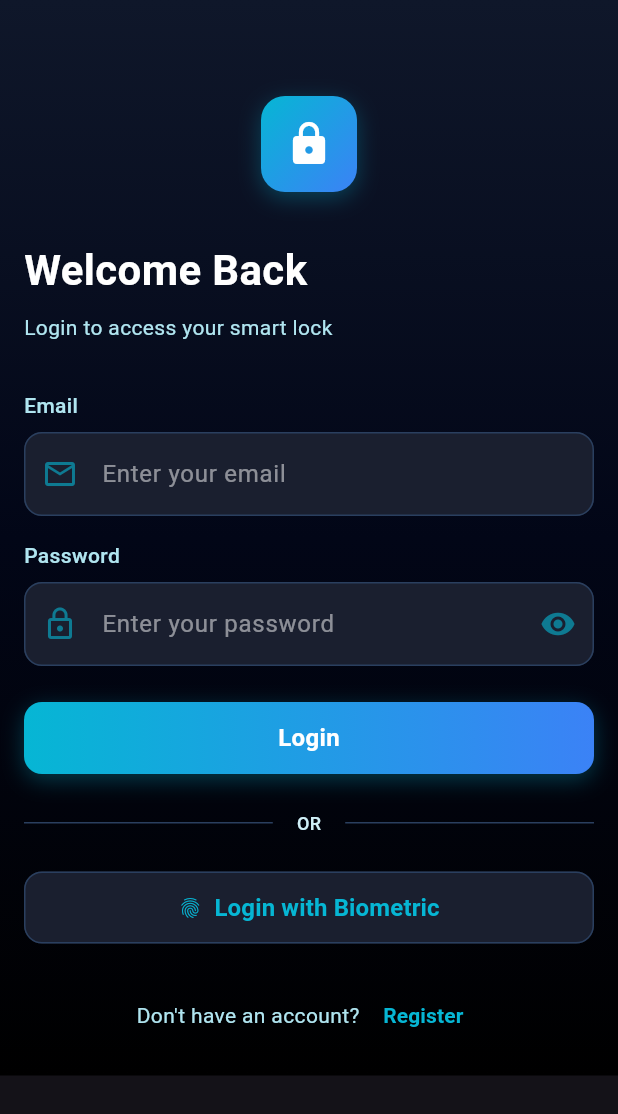
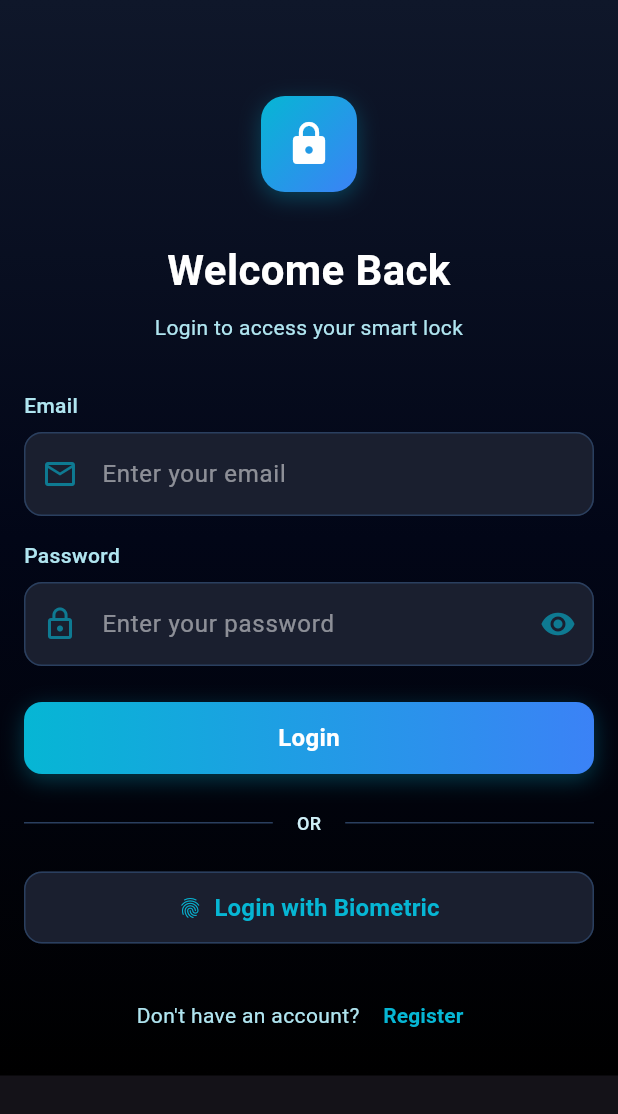
Before and after one commit to Isuruni-Weerasingha/SecureGateX, a Flutter app: the screen it shows after launch, after a tap on "Get Started", on a phone screen of 412 x 824 dp. Shown: the top 1114 px of the screen. Run offline on Flutter 3.47's test engine with Material 3 defaults, Android fonts, the phone set to English and light mode, and no system bars; our stand-ins replace qr_flutter.

Commit message:
Change Login Screen and Add Guest Access Button in Home Screen

```diff
--- a/lib/screens/demo_flow.dart
+++ b/lib/screens/demo_flow.dart
@@ -15,9 +15,9 @@ class _DemoFlowState extends State<DemoFlow> {
     AppRoutes.splash,
     AppRoutes.login,
     AppRoutes.register,
+    AppRoutes.home,
     AppRoutes.authSelection,
     AppRoutes.fingerprintSettings,
-    AppRoutes.home,
     AppRoutes.qrScan,
     AppRoutes.activityLog,
     AppRoutes.guestAccess,
--- a/lib/screens/login_screen.dart
+++ b/lib/screens/login_screen.dart
@@ -9,10 +9,7 @@ import '../services/auth_service.dart';
 class LoginScreen extends StatefulWidget {
   final Function(String userName) onLogin;
 
-  const LoginScreen({
-    super.key,
-    required this.onLogin,
-  });
+  const LoginScreen({super.key, required this.onLogin});
 
   @override
   State<LoginScreen> createState() => _LoginScreenState();
@@ -54,13 +51,13 @@ class _LoginScreenState extends State<LoginScreen> {
         }
 
         if (success && mounted) {
-          widget.onLogin('John Doe'); // Placeholder name
+          Navigator.of(context).pushReplacementNamed('home');
         }
       } catch (e) {
         if (mounted) {
-          ScaffoldMessenger.of(context).showSnackBar(
-            SnackBar(content: Text('Error: ${e.toString()}')),
-          );
+          ScaffoldMessenger.of(
+            context,
+          ).showSnackBar(SnackBar(content: Text('Error: ${e.toString()}')));
         }
       } finally {
         if (mounted) {
@@ -76,7 +73,7 @@ class _LoginScreenState extends State<LoginScreen> {
     try {
       final success = await _authService.biometricLogin();
       if (success && mounted) {
-        widget.onLogin('John Doe');
+        Navigator.of(context).pushReplacementNamed('home');
       }
     } catch (e) {
       if (mounted) {
@@ -95,14 +92,14 @@ class _LoginScreenState extends State<LoginScreen> {
   Widget build(BuildContext context) {
     return Scaffold(
       body: Container(
-        decoration: const BoxDecoration(
-          gradient: AppColors.backgroundGradient,
-        ),
+        decoration: const BoxDecoration(gradient: AppColors.backgroundGradient),
         child: SafeArea(
           child: SingleChildScrollView(
             padding: const EdgeInsets.all(AppConstants.spacingMD),
             child: ConstrainedBox(
-              constraints: const BoxConstraints(maxWidth: AppConstants.maxMobileWidth),
+              constraints: const BoxConstraints(
+                maxWidth: AppConstants.maxMobileWidth,
+              ),
               child: Column(
                 crossAxisAlignment: CrossAxisAlignment.stretch,
                 children: [
@@ -141,6 +138,7 @@ class _LoginScreenState extends State<LoginScreen> {
                   // Title
                   Text(
                     _isLogin ? 'Welcome Back' : 'Create Account',
+                    textAlign: TextAlign.center,
                     style: const TextStyle(
                       fontSize: 28,
                       fontWeight: FontWeight.bold,
@@ -154,6 +152,7 @@ class _LoginScreenState extends State<LoginScreen> {
                     _isLogin
                         ? 'Login to access your smart lock'
                         : 'Register to get started',
+                        textAlign: TextAlign.center,
                     style: TextStyle(
                       color: AppColors.textCyanLight,
                       fontSize: 14,
@@ -276,7 +275,9 @@ class _LoginScreenState extends State<LoginScreen> {
                       ),
                       TextButton(
                         onPressed: () {
-                          Navigator.of(context).pushReplacementNamed('register');
+                          Navigator.of(
+                            context,
+                          ).pushReplacementNamed('register');
                         },
                         child: const Text(
                           'Register',
--- a/lib/screens/splash_screen.dart
+++ b/lib/screens/splash_screen.dart
@@ -2,141 +2,106 @@ import 'package:flutter/material.dart';
 import '../utils/app_colors.dart';
 import '../utils/app_constants.dart';
 
-/// Splash screen with app logo and branding
-class SplashScreen extends StatefulWidget {
+class SplashScreen extends StatelessWidget {
   final VoidCallback onComplete;
 
-  const SplashScreen({
-    super.key,
-    required this.onComplete,
-  });
-
-  @override
-  State<SplashScreen> createState() => _SplashScreenState();
-}
-
-class _SplashScreenState extends State<SplashScreen>
-    with SingleTickerProviderStateMixin {
-  late AnimationController _controller;
-  late Animation<double> _fadeAnimation;
-  late Animation<double> _scaleAnimation;
-
-  @override
-  void initState() {
-    super.initState();
-
-    _controller = AnimationController(
-      duration: AppConstants.animationMedium,
-      vsync: this,
-    );
-
-    _fadeAnimation = Tween<double>(begin: 0.0, end: 1.0).animate(
-      CurvedAnimation(parent: _controller, curve: Curves.easeIn),
-    );
-
-    _scaleAnimation = Tween<double>(begin: 0.8, end: 1.0).animate(
-      CurvedAnimation(parent: _controller, curve: Curves.easeOut),
-    );
-
-    _controller.forward();
-  }
-
-  @override
-  void dispose() {
-    _controller.dispose();
-    super.dispose();
-  }
+  const SplashScreen({super.key, required this.onComplete});
 
   @override
   Widget build(BuildContext context) {
+    final size = MediaQuery.of(context).size;
+
     return Scaffold(
       body: Container(
         decoration: const BoxDecoration(
-          gradient: AppColors.backgroundGradient,
+          gradient: LinearGradient(
+            begin: Alignment.topCenter,
+            end: Alignment.bottomCenter,
+            colors: [Color(0xFF0A1628), Color(0xFF0D1B2A), Color(0xFF1B263B)],
+          ),
         ),
         child: SafeArea(
-          child: Center(
-            child: FadeTransition(
-              opacity: _fadeAnimation,
-              child: ScaleTransition(
-                scale: _scaleAnimation,
+          child: SingleChildScrollView(
+            padding: const EdgeInsets.all(AppConstants.spacingMD),
+            child: ConstrainedBox(
+              constraints: const BoxConstraints(
+                maxWidth: AppConstants.maxMobileWidth,
+              ),
               child: Column(
-                  mainAxisAlignment: MainAxisAlignment.center,
+                crossAxisAlignment: CrossAxisAlignment.center,
                 children: [
-                    // Logo Container
+                  const SizedBox(height: 160),
+
+                  // Lock Icon
                   Container(
-                      width: 128,
-                      height: 128,
+                    width: 110,
+                    height: 110,
                     decoration: BoxDecoration(
-                        gradient: const LinearGradient(
-                          begin: Alignment.topLeft,
-                          end: Alignment.bottomRight,
-                          colors: [AppColors.cyan, AppColors.blue],
-                        ),
-                        borderRadius: BorderRadius.circular(24),
+                      shape: BoxShape.circle,
                       boxShadow: [
                         BoxShadow(
-                            color: AppColors.cyan.withOpacity(0.5),
-                            blurRadius: 20,
-                            spreadRadius: 0,
+                          color: AppColors.cyan.withOpacity(0.6),
+                          blurRadius: 40,
+                          spreadRadius: 10,
                         ),
                       ],
                     ),
                     child: const Icon(
                       Icons.lock,
-                        size: 64,
-                        color: Colors.white,
+                      size: 60,
+                      color: AppColors.cyan,
                     ),
                   ),
 
-                    const SizedBox(height: 24),
+                  const SizedBox(height: 50),
 
-                    // App Name
-                    ShaderMask(
-                      shaderCallback: (bounds) => const LinearGradient(
-                        colors: [AppColors.cyan, AppColors.blue],
-                      ).createShader(bounds),
-                      child: const Text(
-                        AppConstants.appName,
+                  // Title
+                  RichText(
+                    textAlign: TextAlign.center,
+                    text: const TextSpan(
                       style: TextStyle(
-                          fontSize: 32,
+                        fontSize: 34,
                         fontWeight: FontWeight.bold,
-                          color: Colors.white,
                       ),
+                      children: [
+                        TextSpan(
+                          text: 'Welcome to\n',
+                          style: TextStyle(color: Colors.white),
+                        ),
+                        TextSpan(
+                          text: 'SecureGateX',
+                          style: TextStyle(color: AppColors.cyan),
+                        ),
+                      ],
                     ),
                   ),
 
-                    const SizedBox(height: 12),
+                  const SizedBox(height: 20),
 
-                    // Tagline
+                  // Description
                   Text(
-                      AppConstants.appTagline,
+                    'Unlock your world with the power of blockchain. Secure, seamless, and smart access to your home.',
+                    textAlign: TextAlign.center,
                     style: TextStyle(
-                        color: AppColors.textCyanLight,
-                        fontSize: 14,
-                        letterSpacing: 0.5,
+                      color: Colors.grey[400],
+                      fontSize: 15,
+                      height: 1.5,
                     ),
-                      textAlign: TextAlign.center,
                   ),
 
-                    const SizedBox(height: 48),
+                  const SizedBox(height: 60),
 
-                    // Get Started Button
-                    ElevatedButton(
-                      onPressed: () {
-                        widget.onComplete();
-                      },
+                  // Button
+                  SizedBox(
+                    width: double.infinity,
+                    height: 48,
+                    child: ElevatedButton(
+                      onPressed: onComplete,
                       style: ElevatedButton.styleFrom(
-                        backgroundColor: AppColors.cyan,
-                        foregroundColor: Colors.white,
-                        padding: const EdgeInsets.symmetric(
-                          horizontal: 48,
-                          vertical: 16,
+                        backgroundColor: const Color.fromARGB(255, 78, 112, 224),
+                        shape: RoundedRectangleBorder(
+                          borderRadius: BorderRadius.circular(30),
                         ),
-                        shape: RoundedRectangleBorder(
-                          borderRadius: BorderRadius.circular(12),
-                        ),
-                        elevation: 4,
                       ),
                       child: const Text(
                         'Get Started',
@@ -146,8 +111,10 @@ class _SplashScreenState extends State<SplashScreen>
                         ),
                       ),
                     ),
+                  ),
+
+                  const SizedBox(height: 20),
                 ],
-                ),
               ),
             ),
           ),
```
Also changed, not shown: lib/screens/add_guest_screen.dart (added, +199 -0 lines), lib/screens/home_screen.dart (+16 -0 lines), lib/screens/register_screen.dart (+4 -4 lines), 1 other file. Lines whose indentation alone changed are shown as unchanged.
